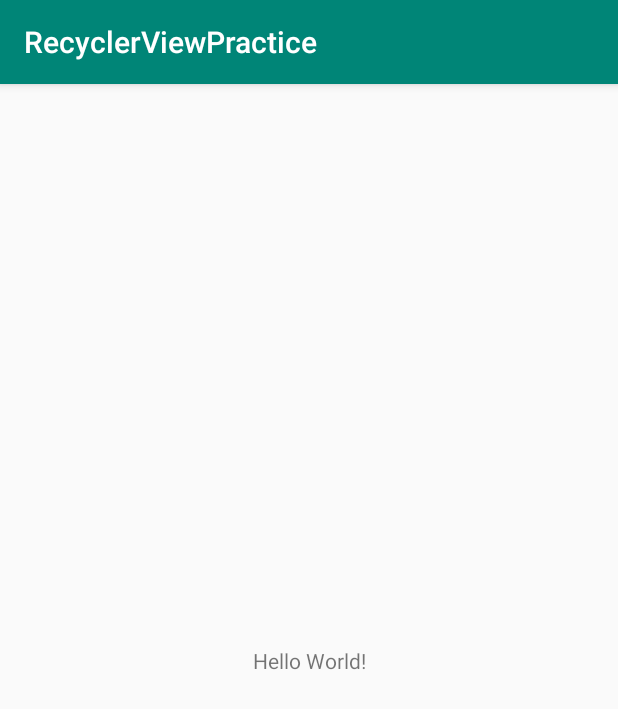
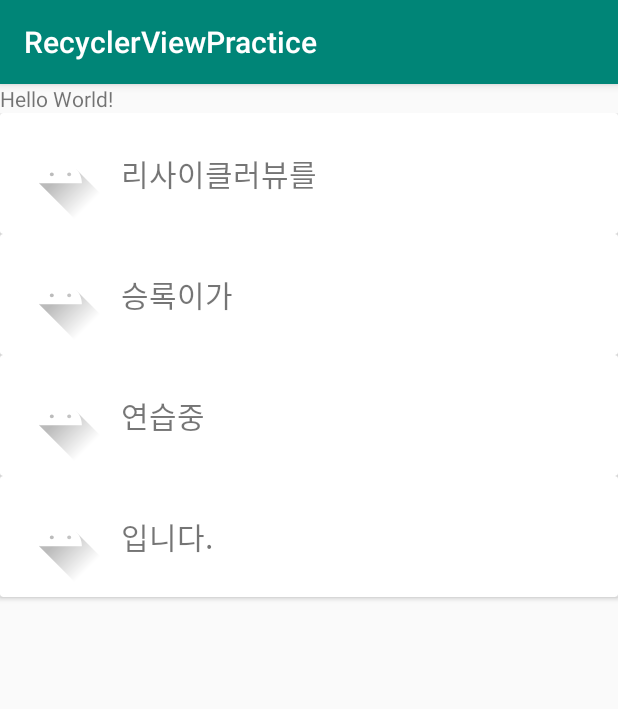
Before and after one commit to cqrita/MovieDB, an Android app: the screen it shows after launch (MainActivity), on a phone screen of 412 x 824 dp. Shown: the top 709 px of the screen. Run offline under Robolectric (Android 15) with nearby library versions, the phone set to English and light mode, and no system bars.

Commit message:
RecyclerView

```diff
--- a/RecyclerViewPractice/app/build.gradle
+++ b/RecyclerViewPractice/app/build.gradle
@@ -26,4 +26,7 @@ dependencies {
     testImplementation 'junit:junit:4.12'
     androidTestImplementation 'androidx.test.ext:junit:1.1.0'
     androidTestImplementation 'androidx.test.espresso:espresso-core:3.1.1'
+    implementation 'com.android.support:recyclerview-v7:28.0.0'
+    implementation 'com.android.support:cardview-v7:28.0.0'
+
 }
--- a/RecyclerViewPractice/app/src/main/java/com/example/recyclerviewpractice/MainActivity.java
+++ b/RecyclerViewPractice/app/src/main/java/com/example/recyclerviewpractice/MainActivity.java
@@ -1,14 +1,34 @@
 package com.example.recyclerviewpractice;
 
 import androidx.appcompat.app.AppCompatActivity;
+import androidx.recyclerview.widget.LinearLayoutManager;
+import androidx.recyclerview.widget.RecyclerView;
 
 import android.os.Bundle;
 
 public class MainActivity extends AppCompatActivity {
+    private RecyclerView recyclerView;
+    private RecyclerView.Adapter adapter;
+    private RecyclerView.LayoutManager layoutManager;
+
 
     @Override
     protected void onCreate(Bundle savedInstanceState) {
         super.onCreate(savedInstanceState);
         setContentView(R.layout.activity_main);
+
+        recyclerView = (RecyclerView) findViewById(R.id.my_recycler_view);
+        recyclerView.setHasFixedSize(true);
+
+        layoutManager= new LinearLayoutManager(this);
+        recyclerView.setLayoutManager(layoutManager);
+
+        String[] textSet = {"리사이클러뷰를","승록이가","연습중","입니다."};
+        int[] imgSet= {R.drawable.ic_launcher_foreground, R.drawable.ic_launcher_foreground,
+                R.drawable.ic_launcher_foreground, R.drawable.ic_launcher_foreground};
+
+        adapter= new MyAdapter(textSet, imgSet);
+        recyclerView.setAdapter(adapter);
+
     }
 }
--- /dev/null
+++ b/RecyclerViewPractice/app/src/main/java/com/example/recyclerviewpractice/MyAdapter.java
@@ -0,0 +1,62 @@
+package com.example.recyclerviewpractice;
+
+import android.view.LayoutInflater;
+import android.view.View;
+import android.view.ViewGroup;
+import android.widget.ImageView;
+import android.widget.TextView;
+
+import androidx.annotation.NonNull;
+import androidx.recyclerview.widget.RecyclerView;
+
+public class MyAdapter extends RecyclerView.Adapter<MyAdapter.MyViewHolder> {
+    private String[] textSet;
+    private int[] imgSet;
+    //이 데이터들을 가지고 각 뷰 홀더에 들어갈 텍스트 뷰에 연결할 것
+    //생성자 함수
+    public MyAdapter(String[] textSet, int[] imgSet){
+        this.textSet= textSet;
+        this.imgSet = imgSet;
+    }
+
+    //리사이클러뷰에 들어갈 뷰 홀더, 그리고 그 뷰 홀더에 들어갈 아이템들을 지정함
+    public static class MyViewHolder extends RecyclerView.ViewHolder{
+        public ImageView imageView;
+        public TextView textView;
+
+        public MyViewHolder(View view){
+            super(view);
+            this.imageView = view.findViewById(R.id.iv_pic);
+            this.textView = view.findViewById(R.id.tv_text);
+
+        }
+    }
+
+
+    //어댑터 클래스 상속시 구현해야할 함수 3가지: onCreateViewHolder, onBindViewHolder, getItemCount
+    //리사이클러뷰에 들어갈 뷰 홀더를 할당하는 함수, 뷰 홀더는 실제 레이아웃 파일과 매핑되어야하며,
+    // extends의 Adapter<>에서 <>안에 들어가는 타입을 따른다.
+    @NonNull
+    @Override
+    public MyViewHolder onCreateViewHolder(@NonNull ViewGroup viewGroup, int viewType) {
+        View holderView=
+                LayoutInflater.from(viewGroup.getContext()).inflate(R.layout.holder_view   ,
+                        viewGroup,
+                        false);
+        MyViewHolder myViewHolder =new MyViewHolder(holderView);
+        return myViewHolder;
+    }
+    //실제 각 뷰 홀더에 데이터를 연결해주는 함수
+    @Override
+    public void onBindViewHolder(@NonNull MyViewHolder myViewHolder, int position) {
+        myViewHolder.textView.setText(this.textSet[position]);
+        myViewHolder.imageView.setBackgroundResource(this.imgSet[position]);
+
+    }
+    //리사이클러 뷰 안에 들어갈 뷰 홀더의 개수
+    @Override
+    public int getItemCount() {
+        return textSet.length > imgSet.length ? textSet.length: imgSet.length;
+    }
+    //이 다음으로는 레이아웃 파일 holder_view를 만들어야 한다. gradle 에서 import 한 라이브러리 카드뷰를 사용해야 한다.
+}
--- a/RecyclerViewPractice/app/src/main/res/layout/activity_main.xml
+++ b/RecyclerViewPractice/app/src/main/res/layout/activity_main.xml
@@ -1,18 +1,33 @@
 <?xml version="1.0" encoding="utf-8"?>
-<androidx.constraintlayout.widget.ConstraintLayout xmlns:android="http://schemas.android.com/apk/res/android"
+<LinearLayout
+    xmlns:android="http://schemas.android.com/apk/res/android"
     xmlns:app="http://schemas.android.com/apk/res-auto"
     xmlns:tools="http://schemas.android.com/tools"
     android:layout_width="match_parent"
     android:layout_height="match_parent"
+    android:orientation="vertical"
     tools:context=".MainActivity">
 
     <TextView
         android:layout_width="wrap_content"
         android:layout_height="wrap_content"
-        android:text="Hello World!"
-        app:layout_constraintBottom_toBottomOf="parent"
-        app:layout_constraintLeft_toLeftOf="parent"
-        app:layout_constraintRight_toRightOf="parent"
-        app:layout_constraintTop_toTopOf="parent" />
+        android:text="Hello World!" />
 
-</androidx.constraintlayout.widget.ConstraintLayout>
+    <!-- A RecyclerView with some commonly used attributes -->
+    <android.support.v7.widget.RecyclerView
+        android:id="@+id/my_recycler_view"
+        android:scrollbars="vertical"
+        android:layout_width="match_parent"
+        android:layout_height="match_parent"/>
+    <TextView
+        android:layout_width="wrap_content"
+        android:layout_height="wrap_content"
+        android:text="Hello World2!" />
+
+    <Button
+        android:id="@+id/button1"
+        android:text="Button1"
+        android:layout_width="wrap_content"
+        android:layout_height="wrap_content"/>
+
+</LinearLayout>
--- /dev/null
+++ b/RecyclerViewPractice/app/src/main/res/layout/holder_view.xml
@@ -0,0 +1,26 @@
+<?xml version="1.0" encoding="utf-8"?>
+<android.support.v7.widget.CardView
+    xmlns:android="http://schemas.android.com/apk/res/android"
+    android:layout_width="match_parent"
+    android:layout_height="wrap_content">
+
+    <LinearLayout
+        android:layout_width="match_parent"
+        android:layout_height="match_parent"
+        android:orientation="horizontal">
+        <ImageView
+            android:id="@+id/iv_pic"
+            android:layout_width="70dp"
+            android:layout_height="70dp"
+            android:layout_gravity="center_vertical"
+            android:layout_margin="5dp"/>
+        <TextView
+            android:id="@+id/tv_text"
+            android:layout_width="wrap_content"
+            android:layout_height="wrap_content"
+            android:textSize="20dp"
+            android:layout_gravity="center_vertical"
+            android:text="테스트용"/>
+
+    </LinearLayout>
+</android.support.v7.widget.CardView>
--- a/RecyclerViewPractice/build.gradle
+++ b/RecyclerViewPractice/build.gradle
@@ -8,9 +8,6 @@ buildscript {
     }
     dependencies {
         classpath 'com.android.tools.build:gradle:3.5.2'
-        implementation 'com.android.support:recyclerview-v7:28.0.0'
-        implementation 'com.android.support:cardview-v7:28.0.0'
-
         // NOTE: Do not place your application dependencies here; they belong
         // in the individual module build.gradle files
     }
```
